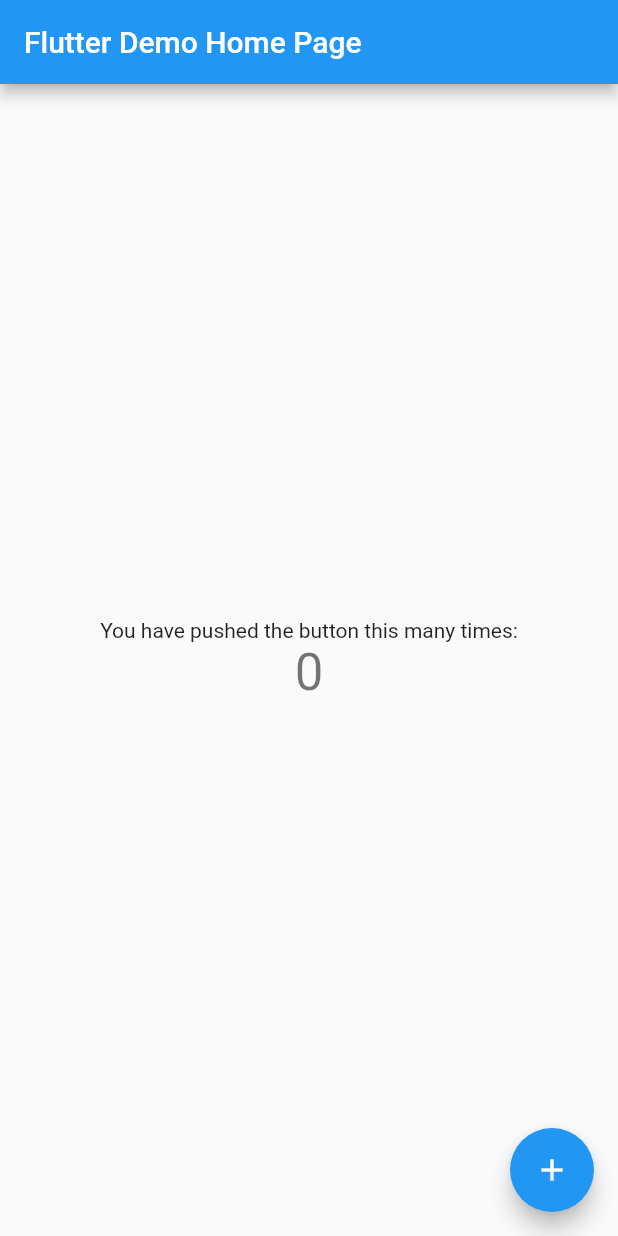
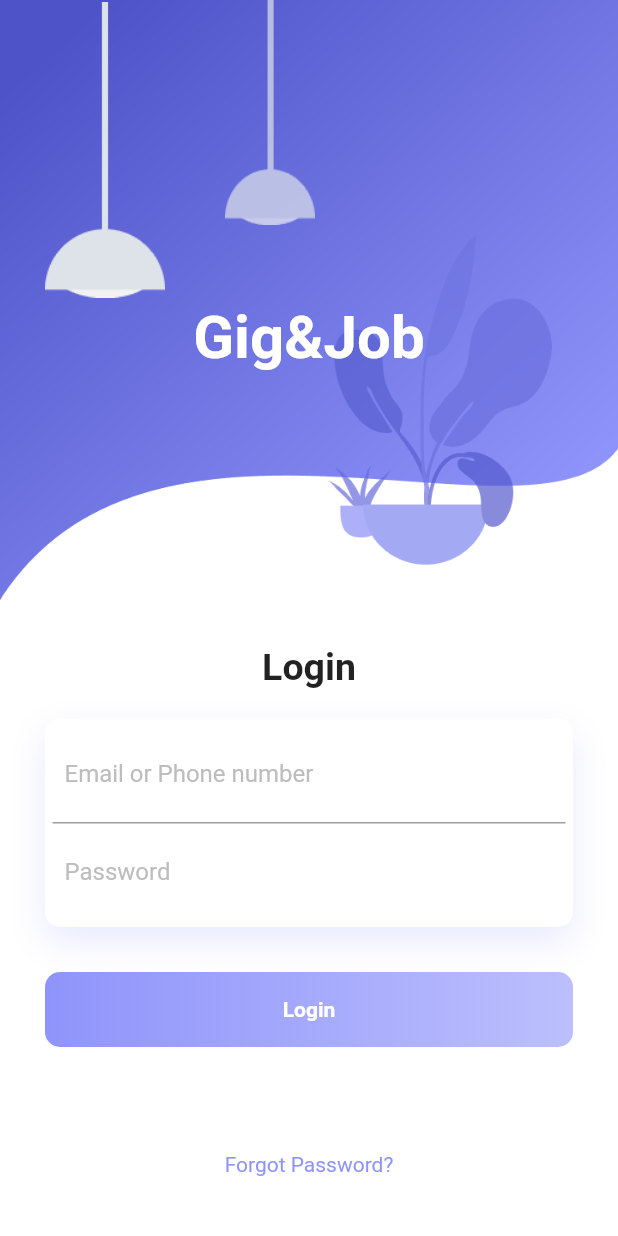
Before and after one commit to TeamNeo2021/gigandjob-mobile_app, a Flutter app: the screen it shows after launch, on a phone screen of 412 x 824 dp. Run offline on Flutter 3.47's test engine with Material 2 defaults, Android fonts, the phone set to English and light mode, and no system bars; our stand-ins replace bloc, equatable, flutter_bloc.

Commit message:
login maquetacion bloc start

```diff
--- /dev/null
+++ b/lib/Utils/BlocObserver.dart
@@ -0,0 +1,31 @@
+import 'package:flutter_bloc/flutter_bloc.dart';
+
+class SimpleBlocObserver extends BlocObserver {
+  @override
+  void onEvent(Bloc bloc, Object? event) {
+    // TODO: implement onEvent
+    super.onEvent(bloc, event);
+    print('bloc: $bloc, event: $event');
+  }
+
+  @override
+  void onError(BlocBase bloc, Object error, StackTrace stackTrace) {
+    // TODO: implement onError
+    print(error);
+    super.onError(bloc, error, stackTrace);
+  }
+
+  @override
+  void onChange(BlocBase bloc, Change change) {
+    // TODO: implement onChange
+    super.onChange(bloc, change);
+    print('bloc: $bloc, change: $change');
+  }
+
+  @override
+  void onTransition(Bloc bloc, Transition transition) {
+    // TODO: implement onTransition
+    super.onTransition(bloc, transition);
+    print('bloc: $bloc, transition: $transition');
+  }
+}
--- /dev/null
+++ b/lib/Views/Login/BLOC/bloc/authbloc_bloc.dart
@@ -0,0 +1,35 @@
+import 'package:bloc/bloc.dart';
+import 'package:equatable/equatable.dart';
+import 'package:meta/meta.dart';
+
+part 'authbloc_event.dart';
+part 'authbloc_state.dart';
+
+class AuthBloc extends Bloc<AuthBlocEvent, AuthBlocState> {
+  AuthBloc() : super(AuthblocInitial()) {
+    // on<AuthblocEvent>((event, emit) {
+    //   // TODO: implement event handler
+    // });
+    on<AuthSucceedEvent>(onAuthSucceed);
+    on<AuthFailedEvent>(onAuthFailed);
+  }
+
+  Future onAuthSucceed(
+      AuthSucceedEvent event, Emitter<AuthBlocState> emit) async {
+    try {
+      emit(AuthBlocState(status: AuthBlocStatus.loggedIn));
+    } catch (e) {
+      emit(AuthBlocState(status: AuthBlocStatus.failure));
+    }
+  }
+
+  Future onAuthFailed(
+      AuthFailedEvent event, Emitter<AuthBlocState> emit) async {
+    try {
+      emit(AuthBlocState(status: AuthBlocStatus.failure));
+    } catch (e) {
+      print('Error onAuthFailed: $e');
+      emit(AuthBlocState(status: AuthBlocStatus.failure));
+    }
+  }
+}
--- /dev/null
+++ b/lib/Views/Login/BLOC/bloc/authbloc_event.dart
@@ -0,0 +1,16 @@
+part of 'authbloc_bloc.dart';
+
+@immutable
+abstract class AuthBlocEvent extends Equatable {}
+
+class AuthSucceedEvent extends AuthBlocEvent {
+  AuthSucceedEvent();
+  @override
+  List<Object> get props => [];
+}
+
+class AuthFailedEvent extends AuthBlocEvent {
+  AuthFailedEvent();
+  @override
+  List<Object> get props => [];
+}
--- /dev/null
+++ b/lib/Views/Login/BLOC/bloc/authbloc_state.dart
@@ -0,0 +1,22 @@
+part of 'authbloc_bloc.dart';
+
+enum AuthBlocStatus { initial, loggedIn, failure }
+
+class AuthBlocState extends Equatable {
+  const AuthBlocState({
+    this.status = AuthBlocStatus.initial,
+  });
+
+  final AuthBlocStatus status;
+  //final User user;
+
+  @override
+  String toString() {
+    return 'AuthblocState{status: $status}';
+  }
+
+  @override
+  List<Object?> get props => [status];
+}
+
+class AuthblocInitial extends AuthBlocState {}
--- /dev/null
+++ b/lib/Views/Login/LoginPage.dart
@@ -0,0 +1,171 @@
+import 'package:flutter/cupertino.dart';
+import 'package:flutter/material.dart';
+import 'package:flutter_bloc/flutter_bloc.dart';
+
+import 'BLOC/bloc/authbloc_bloc.dart';
+
+class LoginPage extends StatelessWidget {
+  const LoginPage({Key? key}) : super(key: key);
+
+  @override
+  Widget build(BuildContext context) {
+    return buildLoginPage();
+    // return BlocConsumer<AuthBloc, AuthBlocState>(
+    //   bloc: BlocProvider.of<AuthBloc>(context),
+    //   listener: (context, state: AuthcState) {
+    //     if (state == AuthBlocStatus.loggedIn) { Scaffold.of(context)
+    //         ..hideCurrentSnackBar()
+    //         ..showSnackBar(
+    //           SnackBar(
+    //             content: Row(
+    //               mainAxisAlignment: MainAxisAlignment.spaceBetween,
+    //               children: [Text('Login Failure'), Icon(Icons.error)],
+    //             ),
+    //             backgroundColor: Colors.red,
+    //           ),
+    //         );
+    //     }
+    //   },
+    //   builder: (context, state) => buildLoginPage(),
+    // );
+  }
+
+  buildLoginPage() {
+    return Scaffold(
+        backgroundColor: Colors.white,
+        body: SingleChildScrollView(
+          child: Container(
+            child: Column(
+              children: <Widget>[
+                Container(
+                  height: 400,
+                  decoration: BoxDecoration(
+                      image: DecorationImage(
+                          image: AssetImage('assets/images/background.png'),
+                          fit: BoxFit.fill)),
+                  child: Stack(
+                    children: <Widget>[
+                      Positioned(
+                          left: 30,
+                          width: 80,
+                          height: 200,
+                          child: Container(
+                            decoration: BoxDecoration(
+                                image: DecorationImage(
+                                    image: AssetImage(
+                                        'assets/images/light-1.png'))),
+                          )),
+                      Positioned(
+                          left: 140,
+                          width: 80,
+                          height: 150,
+                          child: Container(
+                            decoration: BoxDecoration(
+                                image: DecorationImage(
+                                    image: AssetImage(
+                                        'assets/images/light-2.png'))),
+                          )),
+                      Positioned(
+                          child: Container(
+                        margin: EdgeInsets.only(top: 50),
+                        child: Center(
+                          child: Text(
+                            "Gig&Job",
+                            style: TextStyle(
+                                color: Colors.white,
+                                fontSize: 40,
+                                fontWeight: FontWeight.bold),
+                          ),
+                        ),
+                      )),
+                    ],
+                  ),
+                ),
+                Padding(
+                  padding: EdgeInsets.all(30.0),
+                  child: Column(
+                    children: <Widget>[
+                      Container(
+                        padding: EdgeInsets.only(bottom: 20),
+                        child: Text(
+                          'Login',
+                          style: TextStyle(
+                              fontSize: 25, fontWeight: FontWeight.bold),
+                        ),
+                      ),
+                      Container(
+                        padding: EdgeInsets.all(5),
+                        decoration: BoxDecoration(
+                            color: Colors.white,
+                            borderRadius: BorderRadius.circular(10),
+                            boxShadow: [
+                              BoxShadow(
+                                  color: Color.fromRGBO(143, 148, 251, .2),
+                                  blurRadius: 20.0,
+                                  offset: Offset(0, 10))
+                            ]),
+                        child: Column(
+                          children: <Widget>[
+                            Container(
+                              padding: EdgeInsets.all(8.0),
+                              decoration: BoxDecoration(
+                                  border: Border(
+                                      bottom: BorderSide(color: Colors.grey))),
+                              child: TextField(
+                                decoration: InputDecoration(
+                                    border: InputBorder.none,
+                                    hintText: "Email or Phone number",
+                                    hintStyle:
+                                        TextStyle(color: Colors.grey[400])),
+                              ),
+                            ),
+                            Container(
+                              padding: EdgeInsets.all(8.0),
+                              child: TextField(
+                                decoration: InputDecoration(
+                                    border: InputBorder.none,
+                                    hintText: "Password",
+                                    hintStyle:
+                                        TextStyle(color: Colors.grey[400])),
+                              ),
+                            )
+                          ],
+                        ),
+                      ),
+                      SizedBox(
+                        height: 30,
+                      ),
+                      Container(
+                        height: 50,
+                        decoration: BoxDecoration(
+                            borderRadius: BorderRadius.circular(10),
+                            gradient: LinearGradient(colors: [
+                              Color.fromRGBO(143, 148, 251, 1),
+                              Color.fromRGBO(143, 148, 251, .6),
+                            ])),
+                        child: Center(
+                          child: Text(
+                            "Login",
+                            style: TextStyle(
+                                color: Colors.white,
+                                fontWeight: FontWeight.bold),
+                          ),
+                        ),
+                      ),
+                      SizedBox(
+                        height: 70,
+                      ),
+                      Text(
+                        "Forgot Password?",
+                        style:
+                            TextStyle(color: Color.fromRGBO(143, 148, 251, 1)),
+                      ),
+                    ],
+                  ),
+                )
+              ],
+            ),
+          ),
+        ));
+  }
+}
--- /dev/null
+++ b/lib/Views/Main/MainPage.dart
@@ -0,0 +1,33 @@
+import 'package:flutter/cupertino.dart';
+import 'package:flutter_bloc/flutter_bloc.dart';
+import 'package:gigandjob_mobile_app/Views/Login/BLOC/bloc/authbloc_bloc.dart';
+import 'package:gigandjob_mobile_app/Views/Login/LoginPage.dart';
+
+class MainPage extends StatelessWidget {
+  const MainPage({Key? key}) : super(key: key);
+
+  @override
+  Widget build(BuildContext context) {
+    return MultiBlocProvider(
+      providers: [
+        BlocProvider<AuthBloc>(
+          create: (_) => AuthBloc(),
+        ),
+      ],
+      child: LoginPage(),
+    );
+  }
+
+  // isAuthenticated(){
+  //   return BlocListener{
+  //     bloc: BlocProvider.of<AuthBloc>(context),
+  //     listener: (context, state){
+  //       if(state is Authenticated){
+  //         Navigator.pushReplacement(context, CupertinoPageRoute(builder: (context) => LoginPage()));
+  //       }
+  //     },
+  //     child: LoginPage(),
+  //   };
+
+  // }
+}
--- a/lib/main.dart
+++ b/lib/main.dart
@@ -1,7 +1,15 @@
 import 'package:flutter/material.dart';
+import 'package:flutter_bloc/flutter_bloc.dart';
 
-void main() {
+import 'Utils/BlocObserver.dart';
+import 'Views/Login/LoginPage.dart';
+
+Future<void> main() async {
+  await BlocOverrides.runZoned(() async {
+    WidgetsFlutterBinding.ensureInitialized();
+
     runApp(const MyApp());
+  }, blocObserver: SimpleBlocObserver());
 }
 
 class MyApp extends StatelessWidget {
@@ -11,6 +19,7 @@
   @override
   Widget build(BuildContext context) {
     return MaterialApp(
+        debugShowCheckedModeBanner: false,
         title: 'Flutter Demo',
         theme: ThemeData(
           // This is the theme of your application.
@@ -24,8 +33,7 @@
           // is not restarted.
           primarySwatch: Colors.blue,
         ),
-      home: const MyHomePage(title: 'Flutter Demo Home Page'),
-    );
+        home: LoginPage());
   }
 }
 
```
Also changed, not shown: lib/Views/Login/Animation/FadeAnimation.dart (added, +35 -0 lines), pubspec.yaml (+6 -3 lines), assets/images/background.png (added), assets/images/clock.png (added), assets/images/light-1.png (added), assets/images/light-2.png (added), pubspec.lock. Lines whose indentation alone changed are shown as unchanged.
